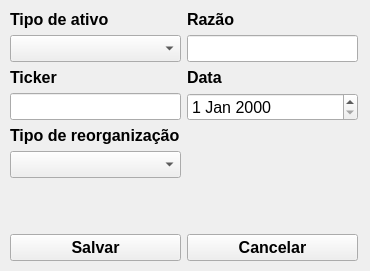
Before: the Qt Designer form newreorganizationwindow.ui in ThiagoServulo/MyFinancialAssets, drawn with Qt 5.
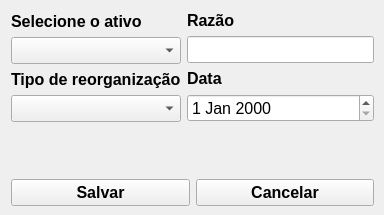
After: the same form once the commit is applied.

Commit message: Using asset name during insert for yield and reorganization

What changed in the file:
```diff
--- a/newreorganizationwindow.ui
+++ b/newreorganizationwindow.ui
@@ -6,21 +6,21 @@
    <rect>
     <x>0</x>
     <y>0</y>
-    <width>370</width>
-    <height>271</height>
+    <width>384</width>
+    <height>215</height>
    </rect>
   </property>
   <property name="windowTitle">
    <string>Nova reorganização</string>
   </property>
   <widget class="QWidget" name="centralwidget">
-   <widget class="QWidget" name="layoutWidget">
+   <widget class="QWidget" name="">
     <property name="geometry">
      <rect>
-      <x>10</x>
-      <y>10</y>
-      <width>348</width>
-      <height>251</height>
+      <x>11</x>
+      <y>11</y>
+      <width>363</width>
+      <height>195</height>
      </rect>
     </property>
     <layout class="QVBoxLayout" name="verticalLayout_4">
@@ -38,35 +38,12 @@
             </font>
            </property>
            <property name="text">
-            <string>Tipo de ativo</string>
+            <string>Selecione o ativo</string>
            </property>
           </widget>
          </item>
          <item>
-          <widget class="QComboBox" name="comboBox_assetType">
-           <property name="font">
-            <font>
-             <pointsize>12</pointsize>
-            </font>
-           </property>
-          </widget>
-         </item>
-         <item>
-          <widget class="QLabel" name="label_ticker">
-           <property name="font">
-            <font>
-             <pointsize>12</pointsize>
-             <weight>75</weight>
-             <bold>true</bold>
-            </font>
-           </property>
-           <property name="text">
-            <string>Ticker</string>
-           </property>
-          </widget>
-         </item>
-         <item>
-          <widget class="QLineEdit" name="lineEdit_ticker">
+          <widget class="QComboBox" name="comboBox_asset">
            <property name="font">
             <font>
              <pointsize>12</pointsize>
@@ -147,19 +124,6 @@
            </property>
           </widget>
          </item>
-         <item>
-          <spacer name="verticalSpacer">
-           <property name="orientation">
-            <enum>Qt::Vertical</enum>
-           </property>
-           <property name="sizeHint" stdset="0">
-            <size>
-             <width>20</width>
-             <height>40</height>
-            </size>
-           </property>
-          </spacer>
-         </item>
         </layout>
        </item>
       </layout>
```
Left out of the diff: 2 changed lines with no effect on the pictures. The commit also changes 6 other files.
